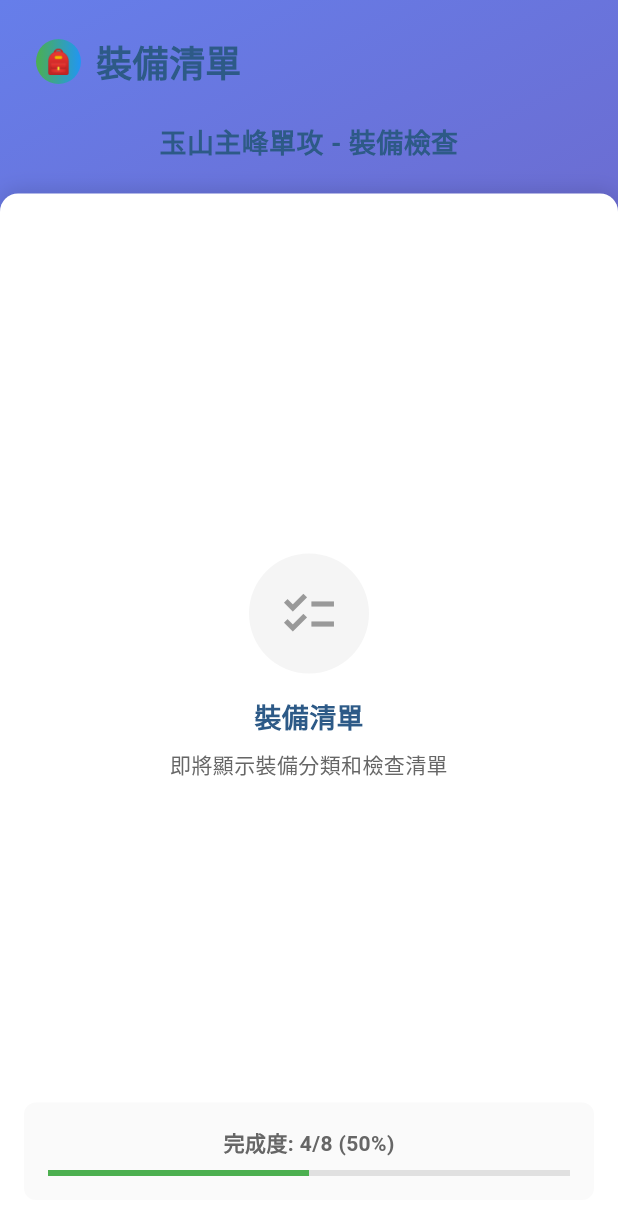
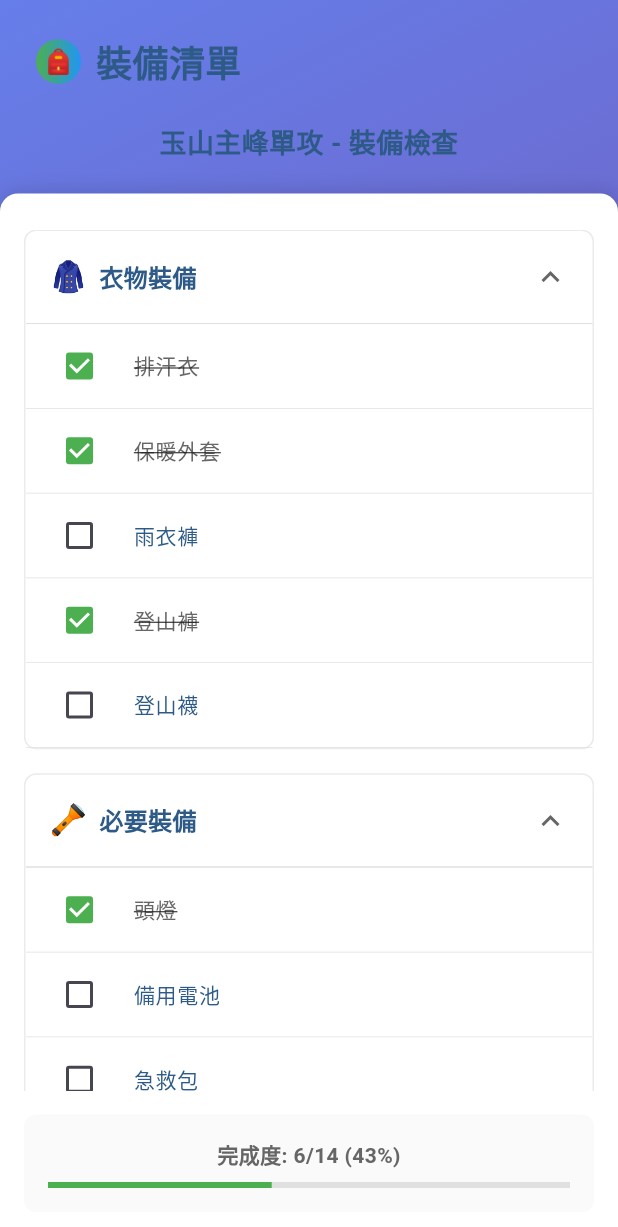
Before and after one commit to justinlu224/HikePal, a Flutter app: the GearListPage screen opened directly, on a phone screen of 412 x 824 dp. Shown: the top 1227 px of the screen. Run offline on Flutter 3.47's test engine with Material 3 defaults, Android fonts, the phone set to English and light mode, and no system bars; our stand-ins replace get_it.

Commit message:
feat: 完成 Task 4.2 & 4.3 裝備分類與項目元件
- 建立 GearCategoryWidget 裝備分類元件
  * 展開/收合動畫功能，使用 SizeTransition
  * 分類標題和 emoji 圖標顯示
  * 流暢的動畫效果和觸覺反饋
  * 邊框和分隔線設計
- 建立 GearItemWidget 裝備項目元件
  * CheckboxListTile 設計
  * 勾選狀態的視覺反饋（刪除線、顏色變化）
  * 緊湊的佈局設計
- 建立 GearMockData 裝備假資料
  * 三個分類：衣物裝備、必要裝備、食物飲水
  * 每個分類包含多個裝備項目
  * 動態計算完成度百分比
- 更新 GearListPage 完整功能
  * 動態顯示裝備分類列表
  * 即時更新完成度進度條
  * 狀態管理和互動功能
  * 符合設計圖的視覺風格

Task 4.2 & 4.3 完成: 裝備清單功能完整實作，支援分類展開收合和項目勾選

```diff
--- /dev/null
+++ b/lib/core/mock_data/gear_mock_data.dart
@@ -0,0 +1,54 @@
+class GearMockData {
+  static Map<String, List<Map<String, dynamic>>> getMockGearData() {
+    return {
+      '衣物裝備': [
+        {'name': '排汗衣', 'isChecked': true},
+        {'name': '保暖外套', 'isChecked': true},
+        {'name': '雨衣褲', 'isChecked': false},
+        {'name': '登山褲', 'isChecked': true},
+        {'name': '登山襪', 'isChecked': false},
+      ],
+      '必要裝備': [
+        {'name': '頭燈', 'isChecked': true},
+        {'name': '備用電池', 'isChecked': false},
+        {'name': '急救包', 'isChecked': false},
+        {'name': '登山杖', 'isChecked': true},
+        {'name': '防曬乳', 'isChecked': false},
+      ],
+      '食物飲水': [
+        {'name': '運動飲料 2L', 'isChecked': false},
+        {'name': '行動糧', 'isChecked': false},
+        {'name': '午餐', 'isChecked': true},
+        {'name': '能量棒', 'isChecked': false},
+      ],
+    };
+  }
+
+  static int getTotalItems() {
+    final data = getMockGearData();
+    int total = 0;
+    data.forEach((category, items) {
+      total += items.length;
+    });
+    return total;
+  }
+
+  static int getCheckedItems() {
+    final data = getMockGearData();
+    int checked = 0;
+    data.forEach((category, items) {
+      for (var item in items) {
+        if (item['isChecked'] == true) {
+          checked++;
+        }
+      }
+    });
+    return checked;
+  }
+
+  static double getCompletionPercentage() {
+    final total = getTotalItems();
+    final checked = getCheckedItems();
+    return total > 0 ? checked / total : 0.0;
+  }
+}
--- a/lib/presentation/features/gear_list/pages/gear_list_page.dart
+++ b/lib/presentation/features/gear_list/pages/gear_list_page.dart
@@ -1,12 +1,51 @@
 import 'package:flutter/material.dart';
 import '../../../../core/theme/app_theme.dart';
 import '../../../../core/constants/app_constants.dart';
+import '../../../../core/mock_data/gear_mock_data.dart';
+import '../widgets/gear_category_widget.dart';
+import '../widgets/gear_item_widget.dart';
 
-class GearListPage extends StatelessWidget {
+class GearListPage extends StatefulWidget {
   const GearListPage({super.key});
 
   @override
+  State<GearListPage> createState() => _GearListPageState();
+}
+
+class _GearListPageState extends State<GearListPage> {
+  late Map<String, List<Map<String, dynamic>>> _gearData;
+
+  @override
+  void initState() {
+    super.initState();
+    _gearData = GearMockData.getMockGearData();
+  }
+
+  void _updateGearItem(String category, int itemIndex, bool? value) {
+    setState(() {
+      _gearData[category]![itemIndex]['isChecked'] = value ?? false;
+    });
+  }
+
+  String _getCategoryIcon(String category) {
+    switch (category) {
+      case '衣物裝備':
+        return '🧥';
+      case '必要裝備':
+        return '🔦';
+      case '食物飲水':
+        return '🍯';
+      default:
+        return '📦';
+    }
+  }
+
+  @override
   Widget build(BuildContext context) {
+    final checkedItems = GearMockData.getCheckedItems();
+    final totalItems = GearMockData.getTotalItems();
+    final completionPercentage = GearMockData.getCompletionPercentage();
+
     return Scaffold(
       body: Container(
         decoration: AppTheme.primaryGradientDecoration,
@@ -90,86 +129,63 @@ class GearListPage extends StatelessWidget {
                     children: [
                       const SizedBox(height: AppConstants.paddingLarge),
 
-                      // 裝備清單內容區域
+                      // 裝備分類列表
                       Expanded(
                         child: Padding(
                           padding: const EdgeInsets.symmetric(
                             horizontal: AppConstants.paddingMedium,
                           ),
-                          child: Column(
-                            children: [
-                              // 暫時的佔位內容，後續會被實際的裝備分類替換
-                              Expanded(
-                                child: Center(
-                                  child: Column(
-                                    mainAxisAlignment: MainAxisAlignment.center,
-                                    children: [
-                                      Container(
-                                        width: 80,
-                                        height: 80,
-                                        decoration: BoxDecoration(
-                                          color: AppTheme.textLight.withValues(alpha: 0.1),
-                                          shape: BoxShape.circle,
-                                        ),
-                                        child: const Icon(
-                                          Icons.checklist,
-                                          size: 40,
-                                          color: AppTheme.textLight,
-                                        ),
-                                      ),
-                                      const SizedBox(height: 16),
-                                      const Text(
-                                        '裝備清單',
-                                        style: TextStyle(
-                                          fontSize: 18,
-                                          fontWeight: FontWeight.bold,
-                                          color: AppTheme.textPrimary,
-                                        ),
-                                      ),
-                                      const SizedBox(height: 8),
-                                      const Text(
-                                        '即將顯示裝備分類和檢查清單',
-                                        style: TextStyle(
-                                          fontSize: 14,
-                                          color: AppTheme.textSecondary,
-                                        ),
-                                        textAlign: TextAlign.center,
-                                      ),
-                                    ],
+                          child: ListView(
+                            children: _gearData.entries.map((entry) {
+                              final category = entry.key;
+                              final items = entry.value;
+
+                              return GearCategoryWidget(
+                                categoryTitle: category,
+                                categoryIcon: _getCategoryIcon(category),
+                                gearItems: items.asMap().entries.map((itemEntry) {
+                                  final index = itemEntry.key;
+                                  final item = itemEntry.value;
+
+                                  return GearItemWidget(
+                                    itemName: item['name'],
+                                    isChecked: item['isChecked'],
+                                    onChanged: (value) {
+                                      _updateGearItem(category, index, value);
+                                    },
+                                  );
+                                }).toList(),
+                              );
+                            }).toList(),
                           ),
                         ),
                       ),
 
                       // 完成度進度條區域
                       Container(
+                        margin: const EdgeInsets.all(AppConstants.paddingMedium),
                         padding: const EdgeInsets.all(AppConstants.paddingMedium),
                         decoration: BoxDecoration(
                           color: AppTheme.textLight.withValues(alpha: 0.05),
                           borderRadius: BorderRadius.circular(AppConstants.radiusMedium),
                         ),
-                                child: const Column(
+                        child: Column(
                           children: [
                             Text(
-                                      '完成度: 4/8 (50%)',
-                                      style: TextStyle(
+                              '完成度: $checkedItems/$totalItems (${(completionPercentage * 100).round()}%)',
+                              style: const TextStyle(
                                 fontSize: 14,
                                 color: AppTheme.textSecondary,
                                 fontWeight: FontWeight.w600,
                               ),
                             ),
-                                    SizedBox(height: 8),
+                            const SizedBox(height: 8),
                             LinearProgressIndicator(
-                                      value: 0.5,
-                                      backgroundColor: Color(0xFFe0e0e0),
-                                      valueColor: AlwaysStoppedAnimation<Color>(AppTheme.successGreen),
+                              value: completionPercentage,
+                              backgroundColor: const Color(0xFFe0e0e0),
+                              valueColor: const AlwaysStoppedAnimation<Color>(AppTheme.successGreen),
                             ),
                           ],
-                                ),
-                              ),
-
-                              const SizedBox(height: AppConstants.paddingLarge),
-                            ],
-                          ),
                         ),
                       ),
                     ],
--- /dev/null
+++ b/lib/presentation/features/gear_list/widgets/gear_category_widget.dart
@@ -0,0 +1,143 @@
+import 'package:flutter/material.dart';
+import '../../../../core/theme/app_theme.dart';
+import '../../../../core/constants/app_constants.dart';
+
+class GearCategoryWidget extends StatefulWidget {
+  final String categoryTitle;
+  final String categoryIcon;
+  final List<Widget> gearItems;
+  final bool initiallyExpanded;
+
+  const GearCategoryWidget({
+    super.key,
+    required this.categoryTitle,
+    required this.categoryIcon,
+    required this.gearItems,
+    this.initiallyExpanded = true,
+  });
+
+  @override
+  State<GearCategoryWidget> createState() => _GearCategoryWidgetState();
+}
+
+class _GearCategoryWidgetState extends State<GearCategoryWidget>
+    with SingleTickerProviderStateMixin {
+  late bool _isExpanded;
+  late AnimationController _animationController;
+  late Animation<double> _expandAnimation;
+
+  @override
+  void initState() {
+    super.initState();
+    _isExpanded = widget.initiallyExpanded;
+
+    _animationController = AnimationController(
+      duration: AppConstants.animationDurationMedium,
+      vsync: this,
+    );
+
+    _expandAnimation = CurvedAnimation(
+      parent: _animationController,
+      curve: Curves.easeInOut,
+    );
+
+    if (_isExpanded) {
+      _animationController.value = 1.0;
+    }
+  }
+
+  @override
+  void dispose() {
+    _animationController.dispose();
+    super.dispose();
+  }
+
+  void _toggleExpanded() {
+    setState(() {
+      _isExpanded = !_isExpanded;
+      if (_isExpanded) {
+        _animationController.forward();
+      } else {
+        _animationController.reverse();
+      }
+    });
+  }
+
+  @override
+  Widget build(BuildContext context) {
+    return Container(
+      margin: const EdgeInsets.only(bottom: AppConstants.paddingMedium),
+      decoration: BoxDecoration(
+        color: Colors.white,
+        borderRadius: BorderRadius.circular(AppConstants.radiusMedium),
+        border: Border.all(
+          color: AppTheme.textLight.withValues(alpha: 0.2),
+          width: 1,
+        ),
+      ),
+      child: Column(
+        children: [
+          // 分類標題區域
+          InkWell(
+            onTap: _toggleExpanded,
+            borderRadius: BorderRadius.circular(AppConstants.radiusMedium),
+            child: Container(
+              padding: const EdgeInsets.all(AppConstants.paddingMedium),
+              child: Row(
+                children: [
+                  // 分類圖標
+                  Text(
+                    widget.categoryIcon,
+                    style: const TextStyle(fontSize: 20),
+                  ),
+
+                  const SizedBox(width: AppConstants.paddingSmall),
+
+                  // 分類標題
+                  Expanded(
+                    child: Text(
+                      widget.categoryTitle,
+                      style: const TextStyle(
+                        fontSize: 16,
+                        fontWeight: FontWeight.bold,
+                        color: AppTheme.textPrimary,
+                      ),
+                    ),
+                  ),
+
+                  // 展開/收合圖標
+                  AnimatedRotation(
+                    turns: _isExpanded ? 0.5 : 0.0,
+                    duration: AppConstants.animationDurationMedium,
+                    child: const Icon(
+                      Icons.keyboard_arrow_down,
+                      color: AppTheme.textSecondary,
+                    ),
+                  ),
+                ],
+              ),
+            ),
+          ),
+
+          // 裝備項目列表
+          SizeTransition(
+            sizeFactor: _expandAnimation,
+            child: Container(
+              decoration: const BoxDecoration(
+                border: Border(
+                  top: BorderSide(
+                    color: Color(0xFFe0e0e0),
+                    width: 1,
+                  ),
+                ),
+              ),
+              child: Column(
+                children: widget.gearItems,
+              ),
+            ),
+          ),
+        ],
+      ),
+    );
+  }
+}
--- /dev/null
+++ b/lib/presentation/features/gear_list/widgets/gear_item_widget.dart
@@ -0,0 +1,50 @@
+import 'package:flutter/material.dart';
+import '../../../../core/theme/app_theme.dart';
+import '../../../../core/constants/app_constants.dart';
+
+class GearItemWidget extends StatelessWidget {
+  final String itemName;
+  final bool isChecked;
+  final ValueChanged<bool?>? onChanged;
+
+  const GearItemWidget({
+    super.key,
+    required this.itemName,
+    required this.isChecked,
+    this.onChanged,
+  });
+
+  @override
+  Widget build(BuildContext context) {
+    return Container(
+      decoration: const BoxDecoration(
+        border: Border(
+          bottom: BorderSide(
+            color: Color(0xFFe0e0e0),
+            width: 0.5,
+          ),
+        ),
+      ),
+      child: CheckboxListTile(
+        title: Text(
+          itemName,
+          style: TextStyle(
+            fontSize: 14,
+            color: isChecked ? AppTheme.textSecondary : AppTheme.textPrimary,
+            decoration: isChecked ? TextDecoration.lineThrough : null,
+          ),
+        ),
+        value: isChecked,
+        onChanged: onChanged,
+        activeColor: AppTheme.successGreen,
+        checkColor: Colors.white,
+        controlAffinity: ListTileControlAffinity.leading,
+        contentPadding: const EdgeInsets.symmetric(
+          horizontal: AppConstants.paddingMedium,
+          vertical: AppConstants.paddingSmall / 2,
+        ),
+        dense: true,
+      ),
+    );
+  }
+}
```
Lines whose indentation alone changed are shown as unchanged.
